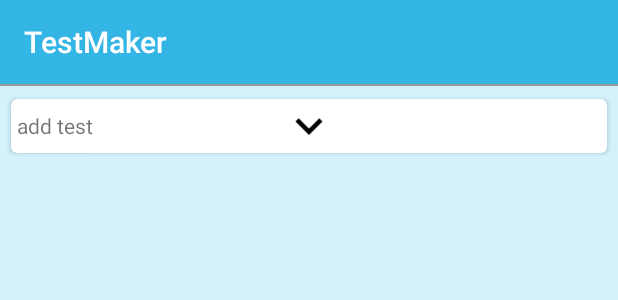
After one commit to ymdkit/TestMaker-Android, an Android app: the layout activity_online_main.xml on its own in the app's theme, with its tools: preview values and no code run, on a phone screen of 412 x 824 dp. The commit adds this screen. Shown: the top 300 px of the screen. Run offline under Robolectric (Android 15) with nearby library versions, the phone set to English and light mode, and no system bars.

Commit message:
Online機能

```diff
--- a/app/src/main/AndroidManifest.xml
+++ b/app/src/main/AndroidManifest.xml
@@ -53,6 +53,8 @@
             android:name="com.google.android.gms.version"
             android:value="@integer/google_play_services_version" />
 
+        <activity android:name=".activities.OnlineMainActivity"
+            android:screenOrientation="portrait"/>
     </application>
 
 </manifest>
--- a/app/src/main/java/jp/gr/java_conf/foobar/testmaker/service/views/adapters/EditAdapter.kt
+++ b/app/src/main/java/jp/gr/java_conf/foobar/testmaker/service/views/adapters/EditAdapter.kt
@@ -21,6 +21,8 @@ class EditAdapter(private val context: Context, private val realmController: Rea
 
     var filter: Boolean = false
     var searchWord: String = ""
+
+
 
     private var listener: EditAdapter.OnClickListener? = null
 
--- /dev/null
+++ b/app/src/main/res/layout/activity_online_main.xml
@@ -0,0 +1,114 @@
+<?xml version="1.0" encoding="utf-8"?>
+
+<LinearLayout xmlns:android="http://schemas.android.com/apk/res/android"
+    xmlns:app="http://schemas.android.com/apk/res-auto"
+    xmlns:tools="http://schemas.android.com/tools"
+    android:layout_width="match_parent"
+    android:layout_height="match_parent"
+    android:background="@color/background"
+    android:orientation="vertical"
+    tools:context=".activities.OnlineMainActivity">
+
+    <android.support.v7.widget.Toolbar
+        android:id="@+id/toolbar"
+        android:layout_width="match_parent"
+        android:layout_height="wrap_content"
+        android:background="?attr/colorPrimary"
+        android:minHeight="?attr/actionBarSize"
+        app:popupTheme="@style/Theme.AppCompat.Light"
+        app:theme="@style/ThemeOverlay.AppCompat.Dark.ActionBar"
+        app:title="@string/app_name" />
+
+    <View
+        android:layout_width="match_parent"
+        android:layout_height="1dp"
+        android:background="#999" />
+
+    <android.support.v7.widget.CardView xmlns:android="http://schemas.android.com/apk/res/android"
+        xmlns:card_view="http://schemas.android.com/apk/res-auto"
+        android:id="@+id/cardView"
+        android:layout_width="match_parent"
+        android:layout_height="wrap_content"
+        android:layout_marginBottom="@dimen/element_spacing_small"
+        android:layout_marginLeft="@dimen/element_spacing_small"
+        android:layout_marginRight="@dimen/element_spacing_small"
+        android:layout_marginTop="@dimen/element_spacing_small"
+        android:focusable="true"
+        android:foreground="?android:attr/selectableItemBackground"
+        card_view:cardCornerRadius="@dimen/element_spacing_small"
+        card_view:cardUseCompatPadding="true">
+
+        <LinearLayout
+            android:layout_width="match_parent"
+            android:layout_height="match_parent"
+            android:orientation="vertical">
+
+            <FrameLayout
+                android:layout_width="match_parent"
+                android:layout_height="@dimen/view_height_small">
+
+                <ImageButton
+                    android:id="@+id/expand"
+                    android:layout_width="match_parent"
+                    android:layout_height="wrap_content"
+                    android:layout_gravity="center_vertical"
+                    android:background="@drawable/feedback"
+                    android:contentDescription="@string/image"
+                    android:scaleType="fitCenter"
+                    android:src="@drawable/ic_expand_more_black" />
+
+                <TextView
+                    android:id="@+id/text_title"
+                    android:layout_width="match_parent"
+                    android:layout_height="match_parent"
+                    android:layout_marginLeft="@dimen/element_spacing_small"
+                    android:layout_marginStart="@dimen/element_spacing_small"
+                    android:gravity="center_vertical"
+                    android:text="@string/add_exam"
+                    android:textSize="@dimen/text_size_medium" />
+
+            </FrameLayout>
+
+            <LinearLayout
+                android:id="@+id/body"
+                android:layout_width="match_parent"
+                android:layout_height="match_parent"
+                android:orientation="vertical"
+                android:visibility="gone">
+
+                <include layout="@layout/dialog_edit_test" />
+
+                <Button
+                    android:id="@+id/button_add"
+                    android:layout_width="match_parent"
+                    android:layout_height="wrap_content"
+                    android:layout_marginBottom="@dimen/element_spacing_small"
+                    android:layout_marginLeft="@dimen/element_spacing_small"
+                    android:layout_marginRight="@dimen/element_spacing_small"
+                    android:background="@drawable/button_add"
+                    android:text="@string/action_add"
+                    android:textAllCaps="false"
+                    android:textColor="@color/white"
+                    android:textSize="@dimen/text_size_medium" />
+            </LinearLayout>
+
+
+        </LinearLayout>
+    </android.support.v7.widget.CardView>
+
+    <android.support.v7.widget.RecyclerView
+        android:id="@+id/recycler_view"
+        android:layout_width="match_parent"
+        android:layout_height="0dp"
+        android:layout_weight="1" />
+
+    <LinearLayout
+        android:id="@+id/container"
+        android:layout_width="320dp"
+        android:layout_height="50dp"
+        android:layout_gravity="center"
+        android:layout_marginTop="3dp"
+        android:orientation="vertical" />
+
+
+</LinearLayout>
--- a/app/src/main/res/values/strings.xml
+++ b/app/src/main/res/values/strings.xml
@@ -151,6 +151,7 @@
     <string name="load_select_complete_auto_problem">selection complete auto problem</string>
     <string name="message_answer_duplicate">answers are duplicated</string>
     <string name="action_parchase">paying</string>
+    <string name="action_online">online</string>
 
 
 </resources>
```
Also changed, not shown: app/src/main/java/jp/gr/java_conf/foobar/testmaker/service/activities/MainActivity.kt (+10 -28 lines), app/src/main/java/jp/gr/java_conf/foobar/testmaker/service/activities/OnlineMainActivity.kt (added, +65 -0 lines), app/src/main/java/jp/gr/java_conf/foobar/testmaker/service/views/adapters/OnlineTestAdapter.kt (added, +56 -0 lines), app/src/main/res/menu/activity_main_drawer.xml (+5 -5 lines), 1 other file.
